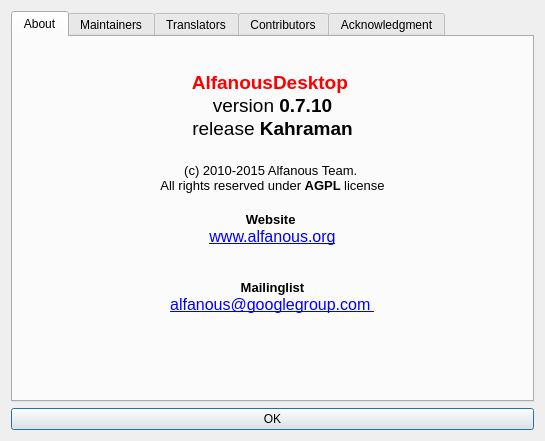
Qt form src/alfanous-desktop/UI/aboutDlg.ui (Alfanous-team/alfanous) before a commit.
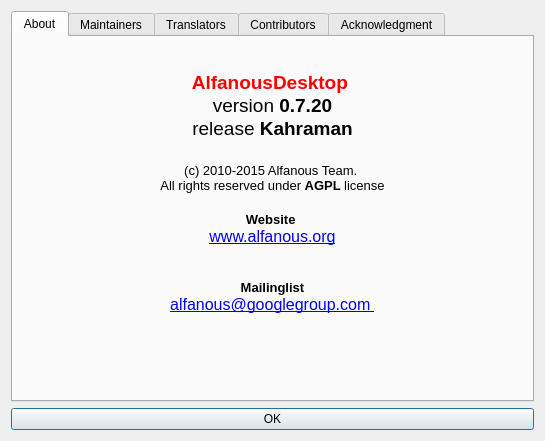
The same form after that commit.

Commit message: [GUI] update version in about dialog

Diff of the .ui file:
```diff
--- a/src/alfanous-desktop/UI/aboutDlg.ui
+++ b/src/alfanous-desktop/UI/aboutDlg.ui
@@ -96,7 +96,7 @@
 &lt;/style&gt;&lt;/head&gt;&lt;body style=&quot; font-family:'Arial'; font-size:12pt; font-weight:400; font-style:normal;&quot;&gt;
 &lt;p align=&quot;center&quot; style=&quot;-qt-paragraph-type:empty; margin-top:0px; margin-bottom:0px; margin-left:0px; margin-right:0px; -qt-block-indent:0; text-indent:0px;&quot;&gt;&lt;br /&gt;&lt;/p&gt;
 &lt;p align=&quot;center&quot; style=&quot; margin-top:0px; margin-bottom:0px; margin-left:0px; margin-right:0px; -qt-block-indent:0; text-indent:0px;&quot;&gt;&lt;span style=&quot; font-family:'ArabeyesQr'; font-size:14pt; font-weight:600; color:#ff0000;&quot;&gt;AlfanousDesktop &lt;/span&gt;&lt;/p&gt;
-&lt;p align=&quot;center&quot; style=&quot; margin-top:0px; margin-bottom:0px; margin-left:0px; margin-right:0px; -qt-block-indent:0; text-indent:0px;&quot;&gt;&lt;span style=&quot; font-family:'ArabeyesQr'; font-size:14pt;&quot;&gt;version &lt;/span&gt;&lt;span style=&quot; font-family:'ArabeyesQr'; font-size:14pt; font-weight:600;&quot;&gt;0.7.10&lt;/span&gt;&lt;/p&gt;
+&lt;p align=&quot;center&quot; style=&quot; margin-top:0px; margin-bottom:0px; margin-left:0px; margin-right:0px; -qt-block-indent:0; text-indent:0px;&quot;&gt;&lt;span style=&quot; font-family:'ArabeyesQr'; font-size:14pt;&quot;&gt;version &lt;/span&gt;&lt;span style=&quot; font-family:'ArabeyesQr'; font-size:14pt; font-weight:600;&quot;&gt;0.7.20&lt;/span&gt;&lt;/p&gt;
 &lt;p align=&quot;center&quot; style=&quot; margin-top:0px; margin-bottom:0px; margin-left:0px; margin-right:0px; -qt-block-indent:0; text-indent:0px;&quot;&gt;&lt;span style=&quot; font-family:'ArabeyesQr'; font-size:14pt;&quot;&gt;release &lt;/span&gt;&lt;span style=&quot; font-family:'ArabeyesQr'; font-size:14pt; font-weight:600;&quot;&gt;Kahraman&lt;/span&gt;&lt;/p&gt;
 &lt;p align=&quot;center&quot; style=&quot;-qt-paragraph-type:empty; margin-top:0px; margin-bottom:0px; margin-left:0px; margin-right:0px; -qt-block-indent:0; text-indent:0px; font-family:'ArabeyesQr'; font-size:14pt; font-weight:600;&quot;&gt;&lt;br /&gt;&lt;/p&gt;
 &lt;p align=&quot;center&quot; style=&quot; margin-top:0px; margin-bottom:0px; margin-left:0px; margin-right:0px; -qt-block-indent:0; text-indent:0px;&quot;&gt;&lt;span style=&quot; font-family:'ArabeyesQr'; font-size:10pt;&quot;&gt;(c) 2010-2015 Alfanous Team. &lt;/span&gt;&lt;/p&gt;
```
